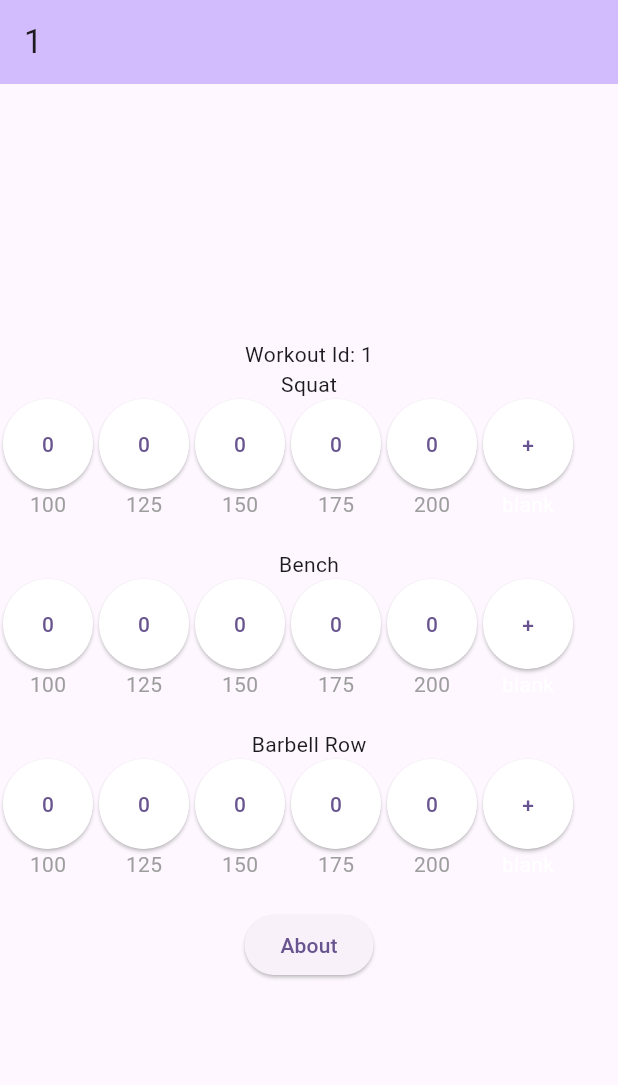
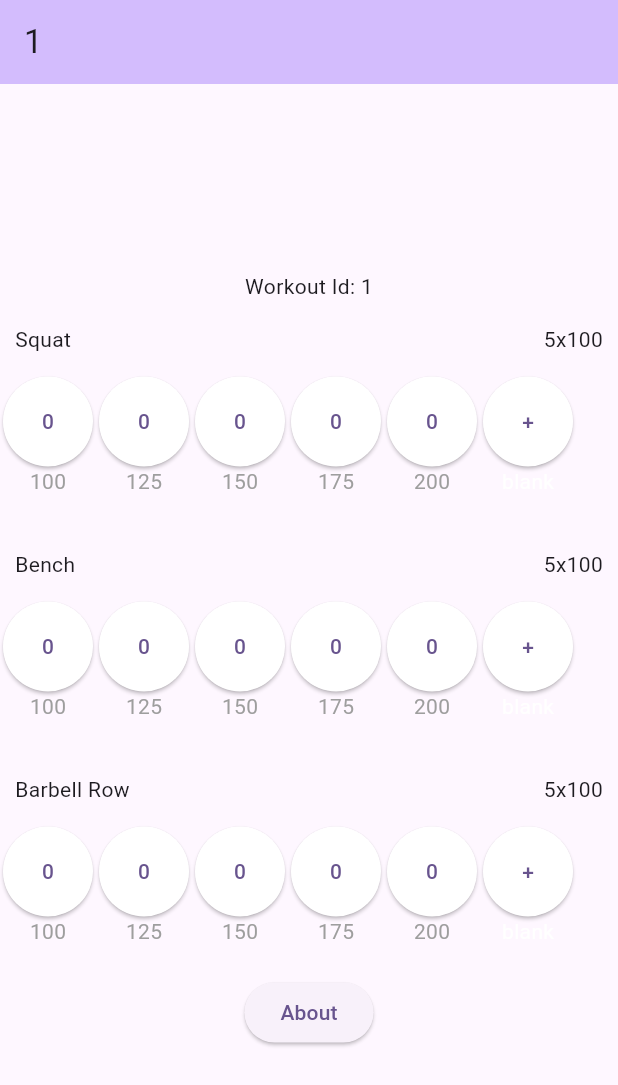
Before and after one commit to ThaterTech/hype_man, a Flutter app: the screen it shows after launch, on a phone screen of 412 x 824 dp. Shown: the top 1085 px of the screen. Run offline on Flutter 3.47's test engine with Material 3 defaults, Android fonts, the light colour scheme and no system bars.

Commit message:
Added current set to the header bar of the exercise_panel

```diff
--- a/lib/components/exercise_panel.dart
+++ b/lib/components/exercise_panel.dart
@@ -18,6 +18,7 @@ class ExercisePanel extends StatefulWidget {
 
 class _ExercisePanelState extends State<ExercisePanel> {
   String setName = '';
+  int currentSetIndex = 0;
   List<WorkoutSet> sets = [];
   List<Widget> setList = [];
 
@@ -46,6 +47,16 @@ class _ExercisePanelState extends State<ExercisePanel> {
     });
   }
 
+  List<Widget> _createHeader() {
+    WorkoutSet currentSet = sets.elementAt(currentSetIndex);
+    String nextSetSummary = '${currentSet.targetReps}x${currentSet.weight}';
+
+    return <Widget>[
+      Text(setName),
+      Text(nextSetSummary),
+    ];
+  }
+
   List<Widget> _createChildren() {
     List<Widget> list = <Widget>[
       for(var set in sets )
@@ -60,7 +71,16 @@ class _ExercisePanelState extends State<ExercisePanel> {
   Widget build(BuildContext context) {
     return Column(
       children: <Widget>[
-        Text(setName),
+        SizedBox(
+          height:50,
+          child: Padding(
+            padding: const EdgeInsets.all(10),
+            child: Row(
+              mainAxisAlignment: MainAxisAlignment.spaceBetween,
+              children: _createHeader(),
+            ),
+          ),
+        ),
         SizedBox(
           height: 100,
           child: ListView(
```
